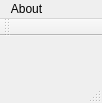
First picture: the form in src/nqrduck/core/resources/main_window.ui, repository nqrduck/nqrduck, before the edit.
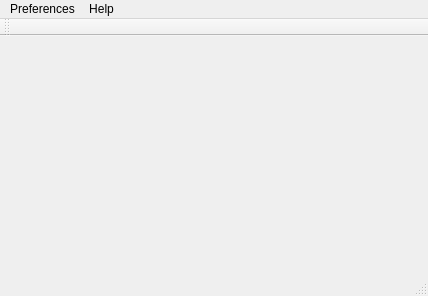
Second picture: the form after the edit.

Commit message: Dynamically added menubar menus  are  now added on the left side. Aditionally there is now a preferences and settings menu.

The edit to the form file:
```diff
--- a/src/nqrduck/core/resources/main_window.ui
+++ b/src/nqrduck/core/resources/main_window.ui
@@ -6,8 +6,8 @@
    <rect>
     <x>0</x>
     <y>0</y>
-    <width>102</width>
-    <height>103</height>
+    <width>428</width>
+    <height>296</height>
    </rect>
   </property>
   <property name="windowTitle">
@@ -31,15 +31,21 @@
     <rect>
      <x>0</x>
      <y>0</y>
-     <width>102</width>
+     <width>428</width>
      <height>30</height>
     </rect>
    </property>
    <widget class="QMenu" name="menuFile">
     <property name="title">
-     <string>About</string>
+     <string>Help</string>
     </property>
    </widget>
+   <widget class="QMenu" name="menuPreferences">
+    <property name="title">
+     <string>Preferences</string>
+    </property>
+   </widget>
+   <addaction name="menuPreferences"/>
    <addaction name="menuFile"/>
   </widget>
   <widget class="QStatusBar" name="statusbar"/>
```
Left out of the diff: 19 changed lines with no effect on the pictures. The commit also changes 2 other files.
